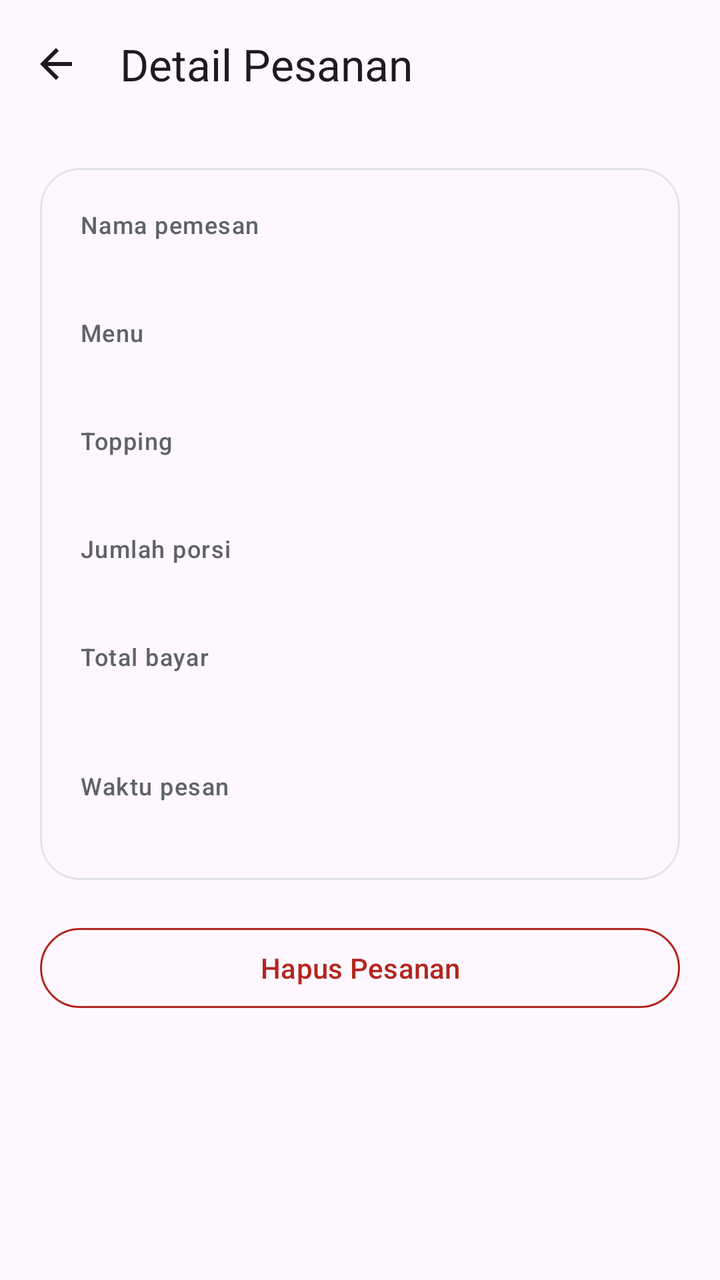
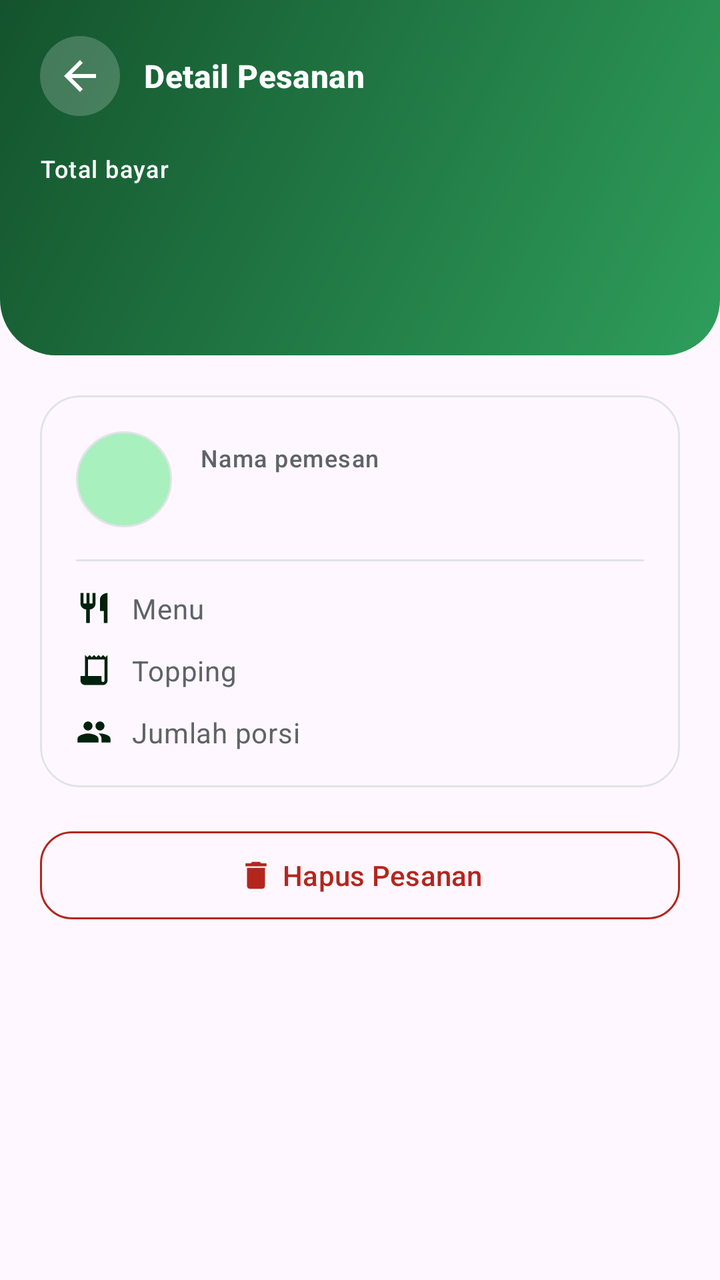

Compare the two renders of this Android layout. The source of the first and the diff that turns it into the second are given below.
<!-- AndroidManifest.xml: application theme Theme.CanteenOrder -->
<!-- res/layout/activity_order_detail.xml -->
<?xml version="1.0" encoding="utf-8"?>
<LinearLayout xmlns:android="http://schemas.android.com/apk/res/android"
    xmlns:app="http://schemas.android.com/apk/res-auto"
    android:id="@+id/root"
    android:layout_width="match_parent"
    android:layout_height="match_parent"
    android:background="?attr/colorSurface"
    android:orientation="vertical">

    <com.google.android.material.appbar.MaterialToolbar
        android:id="@+id/toolbar"
        android:layout_width="match_parent"
        android:layout_height="?attr/actionBarSize"
        app:navigationIcon="@drawable/ic_arrow_back"
        app:title="@string/title_order_detail"
        app:titleTextColor="?attr/colorOnSurface" />

    <androidx.core.widget.NestedScrollView
        android:layout_width="match_parent"
        android:layout_height="match_parent"
        android:fillViewport="true">

        <LinearLayout
            android:layout_width="match_parent"
            android:layout_height="wrap_content"
            android:orientation="vertical"
            android:padding="@dimen/screen_padding">

            <com.google.android.material.card.MaterialCardView
                android:layout_width="match_parent"
                android:layout_height="wrap_content"
                app:cardCornerRadius="@dimen/card_corner_radius"
                app:cardElevation="0dp"
                app:strokeColor="@color/card_stroke"
                app:strokeWidth="@dimen/card_stroke_width">

                <LinearLayout
                    android:layout_width="match_parent"
                    android:layout_height="wrap_content"
                    android:orientation="vertical"
                    android:padding="20dp">

                    <TextView
                        android:layout_width="wrap_content"
                        android:layout_height="wrap_content"
                        android:text="@string/detail_customer"
                        android:textAppearance="?attr/textAppearanceLabelMedium"
                        android:textColor="@color/muted_text" />

                    <TextView
                        android:id="@+id/detailCustomer"
                        android:layout_width="match_parent"
                        android:layout_height="wrap_content"
                        android:textAppearance="?attr/textAppearanceTitleMedium"
                        android:textColor="?attr/colorOnSurface" />

                    <TextView
                        android:layout_width="wrap_content"
                        android:layout_height="wrap_content"
                        android:layout_marginTop="16dp"
                        android:text="@string/detail_menu"
                        android:textAppearance="?attr/textAppearanceLabelMedium"
                        android:textColor="@color/muted_text" />

                    <TextView
                        android:id="@+id/detailMenu"
                        android:layout_width="match_parent"
                        android:layout_height="wrap_content"
                        android:textAppearance="?attr/textAppearanceTitleMedium"
                        android:textColor="?attr/colorOnSurface" />

                    <TextView
                        android:layout_width="wrap_content"
                        android:layout_height="wrap_content"
                        android:layout_marginTop="16dp"
                        android:text="@string/detail_toppings"
                        android:textAppearance="?attr/textAppearanceLabelMedium"
                        android:textColor="@color/muted_text" />

                    <TextView
                        android:id="@+id/detailToppings"
                        android:layout_width="match_parent"
                        android:layout_height="wrap_content"
                        android:textAppearance="?attr/textAppearanceTitleMedium"
                        android:textColor="?attr/colorOnSurface" />

                    <TextView
                        android:layout_width="wrap_content"
                        android:layout_height="wrap_content"
                        android:layout_marginTop="16dp"
                        android:text="@string/detail_portion"
                        android:textAppearance="?attr/textAppearanceLabelMedium"
                        android:textColor="@color/muted_text" />

                    <TextView
                        android:id="@+id/detailPortion"
                        android:layout_width="match_parent"
                        android:layout_height="wrap_content"
                        android:textAppearance="?attr/textAppearanceTitleMedium"
                        android:textColor="?attr/colorOnSurface" />

                    <TextView
                        android:layout_width="wrap_content"
                        android:layout_height="wrap_content"
                        android:layout_marginTop="16dp"
                        android:text="@string/detail_total"
                        android:textAppearance="?attr/textAppearanceLabelMedium"
                        android:textColor="@color/muted_text" />

                    <TextView
                        android:id="@+id/detailTotal"
                        android:layout_width="match_parent"
                        android:layout_height="wrap_content"
                        android:textAppearance="?attr/textAppearanceHeadlineSmall"
                        android:textColor="@color/price_accent"
                        android:textStyle="bold" />

                    <TextView
                        android:layout_width="wrap_content"
                        android:layout_height="wrap_content"
                        android:layout_marginTop="16dp"
                        android:text="@string/detail_time"
                        android:textAppearance="?attr/textAppearanceLabelMedium"
                        android:textColor="@color/muted_text" />

                    <TextView
                        android:id="@+id/detailTime"
                        android:layout_width="match_parent"
                        android:layout_height="wrap_content"
                        android:textAppearance="?attr/textAppearanceBodyMedium"
                        android:textColor="?attr/colorOnSurface" />
                </LinearLayout>
            </com.google.android.material.card.MaterialCardView>

            <com.google.android.material.button.MaterialButton
                android:id="@+id/buttonDelete"
                style="@style/Widget.Material3.Button.OutlinedButton"
                android:layout_width="match_parent"
                android:layout_height="wrap_content"
                android:layout_marginTop="20dp"
                android:text="@string/button_delete"
                android:textColor="?attr/colorError"
                app:strokeColor="?attr/colorError" />
        </LinearLayout>
    </androidx.core.widget.NestedScrollView>
</LinearLayout>
<!-- resources referenced by this layout -->
<resources>
  <color name="card_stroke">#E0E3E7</color>
  <color name="muted_text">#5F6368</color>
  <color name="price_accent">#8A4F00</color>
  <dimen name="card_corner_radius">20dp</dimen>
  <dimen name="card_stroke_width">1dp</dimen>
  <dimen name="screen_padding">20dp</dimen>
  <string name="button_delete">Hapus Pesanan</string>
  <string name="detail_menu">Menu</string>
  <string name="detail_portion">Jumlah porsi</string>
  <string name="detail_time">Waktu pesan</string>
  <string name="detail_toppings">Topping</string>
  <string name="detail_total">Total bayar</string>
  <color name="brand_primary">#1F6B3B</color>
  <color name="brand_on_primary">#FFFFFF</color>
  <!-- unchanged entries left out for length: 7 -->
</resources>

<!-- the commit's change to res/layout/activity_order_detail.xml (unified diff, before → after) -->
@@ -7,13 +7,75 @@
     android:background="?attr/colorSurface"
     android:orientation="vertical">
 
-    <com.google.android.material.appbar.MaterialToolbar
-        android:id="@+id/toolbar"
+    
+    <FrameLayout
         android:layout_width="match_parent"
-        android:layout_height="?attr/actionBarSize"
-        app:navigationIcon="@drawable/ic_arrow_back"
-        app:title="@string/title_order_detail"
-        app:titleTextColor="?attr/colorOnSurface" />
+        android:layout_height="wrap_content"
+        android:background="@drawable/bg_hero"
+        android:paddingStart="20dp"
+        android:paddingTop="18dp"
+        android:paddingEnd="20dp"
+        android:paddingBottom="22dp">
+
+        <LinearLayout
+            android:layout_width="match_parent"
+            android:layout_height="wrap_content"
+            android:orientation="vertical">
+
+            <LinearLayout
+                android:layout_width="match_parent"
+                android:layout_height="wrap_content"
+                android:gravity="center_vertical"
+                android:orientation="horizontal">
+
+                <ImageView
+                    android:id="@+id/buttonBack"
+                    android:layout_width="40dp"
+                    android:layout_height="40dp"
+                    android:background="@drawable/bg_pill_hero"
+                    android:clickable="true"
+                    android:contentDescription="@string/cd_open_order"
+                    android:focusable="true"
+                    android:padding="8dp"
+                    android:src="@drawable/ic_arrow_back"
+                    app:tint="@color/hero_on" />
+
+                <TextView
+                    android:layout_width="0dp"
+                    android:layout_height="wrap_content"
+                    android:layout_marginStart="12dp"
+                    android:layout_weight="1"
+                    android:text="@string/title_order_detail"
+                    android:textAppearance="?attr/textAppearanceTitleMedium"
+                    android:textColor="@color/hero_on"
+                    android:textStyle="bold" />
+            </LinearLayout>
+
+            <TextView
+                android:layout_width="wrap_content"
+                android:layout_height="wrap_content"
+                android:layout_marginTop="18dp"
+                android:text="@string/summary_total"
+                android:textAppearance="?attr/textAppearanceLabelMedium"
+                android:textColor="@color/hero_on" />
+
+            <TextView
+                android:id="@+id/detailTotal"
+                android:layout_width="wrap_content"
+                android:layout_height="wrap_content"
+                android:textAppearance="?attr/textAppearanceHeadlineLarge"
+                android:textColor="@color/hero_on"
+                android:textStyle="bold" />
+
+            <TextView
+                android:id="@+id/detailTime"
+                android:layout_width="wrap_content"
+                android:layout_height="wrap_content"
+                android:layout_marginTop="4dp"
+                android:textAppearance="?attr/textAppearanceBodySmall"
+                android:textColor="@color/hero_on" />
+        </LinearLayout>
+    </FrameLayout>
 
     <androidx.core.widget.NestedScrollView
         android:layout_width="match_parent"
@@ -38,97 +100,159 @@
                     android:layout_width="match_parent"
                     android:layout_height="wrap_content"
                     android:orientation="vertical"
-                    android:padding="20dp">
-
-                    <TextView
-                        android:layout_width="wrap_content"
-                        android:layout_height="wrap_content"
-                        android:text="@string/detail_customer"
-                        android:textAppearance="?attr/textAppearanceLabelMedium"
-                        android:textColor="@color/muted_text" />
-
-                    <TextView
-                        android:id="@+id/detailCustomer"
-                        android:layout_width="match_parent"
-                        android:layout_height="wrap_content"
-                        android:textAppearance="?attr/textAppearanceTitleMedium"
-                        android:textColor="?attr/colorOnSurface" />
-
-                    <TextView
-                        android:layout_width="wrap_content"
-                        android:layout_height="wrap_content"
+                    android:padding="18dp">
+
+                    <LinearLayout
+                        android:layout_width="match_parent"
+                        android:layout_height="wrap_content"
+                        android:gravity="center_vertical"
+                        android:orientation="horizontal">
+
+                        <FrameLayout
+                            android:layout_width="48dp"
+                            android:layout_height="48dp">
+
+                            <View
+                                android:layout_width="match_parent"
+                                android:layout_height="match_parent"
+                                android:background="@drawable/bg_circle_avatar" />
+
+                            <TextView
+                                android:id="@+id/detailInitials"
+                                android:layout_width="wrap_content"
+                                android:layout_height="wrap_content"
+                                android:layout_gravity="center"
+                                android:textAppearance="?attr/textAppearanceTitleMedium"
+                                android:textColor="@color/brand_on_primary_container"
+                                android:textStyle="bold" />
+                        </FrameLayout>
+
+                        <LinearLayout
+                            android:layout_width="0dp"
+                            android:layout_height="wrap_content"
+                            android:layout_marginStart="14dp"
+                            android:layout_weight="1"
+                            android:orientation="vertical">
+
+                            <TextView
+                                android:layout_width="wrap_content"
+                                android:layout_height="wrap_content"
+                                android:text="@string/detail_customer"
+                                android:textAppearance="?attr/textAppearanceLabelMedium"
+                                android:textColor="@color/muted_text" />
+
+                            <TextView
+                                android:id="@+id/detailCustomer"
+                                android:layout_width="match_parent"
+                                android:layout_height="wrap_content"
+                                android:textAppearance="?attr/textAppearanceTitleMedium"
+                                android:textColor="?attr/colorOnSurface"
+                                android:textStyle="bold" />
+                        </LinearLayout>
+                    </LinearLayout>
+
+                    <View
+                        android:layout_width="match_parent"
+                        android:layout_height="1dp"
                         android:layout_marginTop="16dp"
-                        android:text="@string/detail_menu"
-                        android:textAppearance="?attr/textAppearanceLabelMedium"
-                        android:textColor="@color/muted_text" />
-
-                    <TextView
-                        android:id="@+id/detailMenu"
-                        android:layout_width="match_parent"
-                        android:layout_height="wrap_content"
-                        android:textAppearance="?attr/textAppearanceTitleMedium"
-                        android:textColor="?attr/colorOnSurface" />
-
-                    <TextView
-                        android:layout_width="wrap_content"
-                        android:layout_height="wrap_content"
-                        android:layout_marginTop="16dp"
-                        android:text="@string/detail_toppings"
-                        android:textAppearance="?attr/textAppearanceLabelMedium"
-                        android:textColor="@color/muted_text" />
-
-                    <TextView
-                        android:id="@+id/detailToppings"
-                        android:layout_width="match_parent"
-                        android:layout_height="wrap_content"
-                        android:textAppearance="?attr/textAppearanceTitleMedium"
-                        android:textColor="?attr/colorOnSurface" />
-
-                    <TextView
-                        android:layout_width="wrap_content"
-                        android:layout_height="wrap_content"
-                        android:layout_marginTop="16dp"
-                        android:text="@string/detail_portion"
-                        android:textAppearance="?attr/textAppearanceLabelMedium"
-                        android:textColor="@color/muted_text" />
-
-                    <TextView
-                        android:id="@+id/detailPortion"
-                        android:layout_width="match_parent"
-                        android:layout_height="wrap_content"
-                        android:textAppearance="?attr/textAppearanceTitleMedium"
-                        android:textColor="?attr/colorOnSurface" />
-
-                    <TextView
-                        android:layout_width="wrap_content"
-                        android:layout_height="wrap_content"
-                        android:layout_marginTop="16dp"
-                        android:text="@string/detail_total"
-                        android:textAppearance="?attr/textAppearanceLabelMedium"
-                        android:textColor="@color/muted_text" />
-
-                    <TextView
-                        android:id="@+id/detailTotal"
-                        android:layout_width="match_parent"
-                        android:layout_height="wrap_content"
-                        android:textAppearance="?attr/textAppearanceHeadlineSmall"
-                        android:textColor="@color/price_accent"
-                        android:textStyle="bold" />
-
-                    <TextView
-                        android:layout_width="wrap_content"
-                        android:layout_height="wrap_content"
-                        android:layout_marginTop="16dp"
-                        android:text="@string/detail_time"
-                        android:textAppearance="?attr/textAppearanceLabelMedium"
-                        android:textColor="@color/muted_text" />
-
-                    <TextView
-                        android:id="@+id/detailTime"
-                        android:layout_width="match_parent"
-                        android:layout_height="wrap_content"
-                        android:textAppearance="?attr/textAppearanceBodyMedium"
-                        android:textColor="?attr/colorOnSurface" />
+                        android:background="@color/card_stroke" />
+
+                    <LinearLayout
+                        android:layout_width="match_parent"
+                        android:layout_height="wrap_content"
+                        android:layout_marginTop="14dp"
+                        android:gravity="center_vertical"
+                        android:orientation="horizontal">
+
+                        <ImageView
+                            android:layout_width="18dp"
+                            android:layout_height="18dp"
+                            android:contentDescription="@null"
+                            android:src="@drawable/ic_food"
+                            app:tint="?attr/colorOnPrimaryContainer" />
+
+                        <TextView
+                            android:layout_width="0dp"
+                            android:layout_height="wrap_content"
+                            android:layout_marginStart="10dp"
+                            android:layout_weight="1"
+                            android:text="@string/detail_menu"
+                            android:textAppearance="?attr/textAppearanceBodyMedium"
+                            android:textColor="@color/muted_text" />
+
+                        <TextView
+                            android:id="@+id/detailMenu"
+                            android:layout_width="wrap_content"
+                            android:layout_height="wrap_content"
+                            android:textAppearance="?attr/textAppearanceBodyMedium"
+                            android:textColor="?attr/colorOnSurface"
+                            android:textStyle="bold" />
+                    </LinearLayout>
+
+                    <LinearLayout
+                        android:layout_width="match_parent"
+                        android:layout_height="wrap_content"
+                        android:layout_marginTop="12dp"
+                        android:gravity="center_vertical"
+                        android:orientation="horizontal">
+
+                        <ImageView
+                            android:layout_width="18dp"
+                            android:layout_height="18dp"
+                            android:contentDescription="@null"
+                            android:src="@drawable/ic_receipt"
+                            app:tint="?attr/colorOnPrimaryContainer" />
+
+                        <TextView
+                            android:layout_width="0dp"
+                            android:layout_height="wrap_content"
+                            android:layout_marginStart="10dp"
+                            android:layout_weight="1"
+                            android:text="@string/detail_toppings"
+                            android:textAppearance="?attr/textAppearanceBodyMedium"
+                            android:textColor="@color/muted_text" />
+
+                        <TextView
+                            android:id="@+id/detailToppings"
+                            android:layout_width="wrap_content"
+                            android:layout_height="wrap_content"
+                            android:gravity="end"
+                            android:maxWidth="200dp"
+                            android:textAppearance="?attr/textAppearanceBodyMedium"
+                            android:textColor="?attr/colorOnSurface" />
+                    </LinearLayout>
+
+                    <LinearLayout
+                        android:layout_width="match_parent"
+                        android:layout_height="wrap_content"
+                        android:layout_marginTop="12dp"
+                        android:gravity="center_vertical"
+                        android:orientation="horizontal">
+
+                        <ImageView
+                            android:layout_width="18dp"
+                            android:layout_height="18dp"
+                            android:contentDescription="@null"
+                            android:src="@drawable/ic_people"
+                            app:tint="?attr/colorOnPrimaryContainer" />
+
+                        <TextView
+                            android:layout_width="0dp"
+                            android:layout_height="wrap_content"
+                            android:layout_marginStart="10dp"
+                            android:layout_weight="1"
+                            android:text="@string/detail_portion"
+                            android:textAppearance="?attr/textAppearanceBodyMedium"
+                            android:textColor="@color/muted_text" />
+
+                        <TextView
+                            android:id="@+id/detailPortion"
+                            android:layout_width="wrap_content"
+                            android:layout_height="wrap_content"
+                            android:textAppearance="?attr/textAppearanceBodyMedium"
+                            android:textColor="?attr/colorOnSurface"
+                            android:textStyle="bold" />
+                    </LinearLayout>
                 </LinearLayout>
             </com.google.android.material.card.MaterialCardView>
 
@@ -136,10 +260,15 @@
                 android:id="@+id/buttonDelete"
                 style="@style/Widget.Material3.Button.OutlinedButton"
                 android:layout_width="match_parent"
-                android:layout_height="wrap_content"
-                android:layout_marginTop="20dp"
+                android:layout_height="52dp"
+                android:layout_marginTop="18dp"
                 android:text="@string/button_delete"
+                android:textAllCaps="false"
                 android:textColor="?attr/colorError"
+                app:cornerRadius="16dp"
+                app:icon="@drawable/ic_delete"
+                app:iconGravity="textStart"
+                app:iconTint="?attr/colorError"
                 app:strokeColor="?attr/colorError" />
         </LinearLayout>
     </androidx.core.widget.NestedScrollView>
<!-- resource entries referenced after the edit -->
@@ -1,17 +1,92 @@
 <!-- resources referenced by this layout -->
 <resources>
   <color name="card_stroke">#E0E3E7</color>
+  <color name="hero_on">#FFFFFF</color>
   <color name="muted_text">#5F6368</color>
-  <color name="price_accent">#8A4F00</color>
   <dimen name="card_corner_radius">20dp</dimen>
   <dimen name="card_stroke_width">1dp</dimen>
   <dimen name="screen_padding">20dp</dimen>
+  <!-- drawable bg_circle_avatar (drawable) -->
+  <?xml version="1.0" encoding="utf-8"?>
+  <shape xmlns:android="http://schemas.android.com/apk/res/android"
+      android:shape="oval">
+      <solid android:color="@color/brand_primary_container" />
+      <stroke
+          android:width="1dp"
+          android:color="@color/card_stroke" />
+  </shape>
+  <!-- drawable bg_hero (drawable) -->
+  <?xml version="1.0" encoding="utf-8"?>
+  <shape xmlns:android="http://schemas.android.com/apk/res/android"
+      android:shape="rectangle">
+      <corners
+          android:bottomLeftRadius="28dp"
+          android:bottomRightRadius="28dp" />
+      <gradient
+          android:angle="315"
+          android:endColor="@color/hero_end"
+          android:startColor="@color/hero_start"
+          android:type="linear" />
+  </shape>
+  <!-- drawable bg_pill_hero (drawable) -->
+  <?xml version="1.0" encoding="utf-8"?>
+  <shape xmlns:android="http://schemas.android.com/apk/res/android"
+      android:shape="rectangle">
+      <corners android:radius="999dp" />
+      <solid android:color="#33FFFFFF" />
+  </shape>
+  <!-- drawable ic_delete (drawable) -->
+  <vector xmlns:android="http://schemas.android.com/apk/res/android"
+      android:width="24dp"
+      android:height="24dp"
+      android:viewportWidth="24"
+      android:viewportHeight="24"
+      android:tint="?attr/colorError">
+      <path
+          android:fillColor="@android:color/white"
+          android:pathData="M6,19c0,1.1 0.9,2 2,2h8c1.1,0 2,-0.9 2,-2V7H6v12zM19,4h-3.5l-1,-1h-5l-1,1H5v2h14V4z" />
+  </vector>
+  <!-- drawable ic_food (drawable) -->
+  <vector xmlns:android="http://schemas.android.com/apk/res/android"
+      android:width="24dp"
+      android:height="24dp"
+      android:viewportWidth="24"
+      android:viewportHeight="24"
+      android:tint="?attr/colorOnPrimaryContainer">
+      <path
+          android:fillColor="@android:color/white"
+          android:pathData="M11,9H9V2H7v7H5V2H3v7c0,2.12 1.66,3.84 3.75,3.97V22h2.5v-9.03C11.34,12.84 13,11.12 13,9V2h-2v7zm5,-3v8h2.5v8H21V2c-2.76,0 -5,2.24 -5,4z" />
+  </vector>
+  <!-- drawable ic_people (drawable) -->
+  <vector xmlns:android="http://schemas.android.com/apk/res/android"
+      android:width="24dp"
+      android:height="24dp"
+      android:viewportWidth="24"
+      android:viewportHeight="24"
+      android:tint="?attr/colorOnPrimaryContainer">
+      <path
+          android:fillColor="@android:color/white"
+          android:pathData="M16,11c1.66,0 2.99,-1.34 2.99,-3S17.66,5 16,5c-1.66,0 -3,1.34 -3,3s1.34,3 3,3zM8,11c1.66,0 2.99,-1.34 2.99,-3S9.66,5 8,5C6.34,5 5,6.34 5,8s1.34,3 3,3zM8,13c-2.33,0 -7,1.17 -7,3.5V19h14v-2.5C15,14.17 10.33,13 8,13zM16,13c-0.29,0 -0.62,0.02 -0.97,0.05 1.16,0.84 1.97,1.97 1.97,3.45V19h6v-2.5C23,14.17 18.33,13 16,13z" />
+  </vector>
+  <!-- drawable ic_receipt (drawable) -->
+  <vector xmlns:android="http://schemas.android.com/apk/res/android"
+      android:width="24dp"
+      android:height="24dp"
+      android:viewportWidth="24"
+      android:viewportHeight="24"
+      android:tint="?attr/colorOnPrimaryContainer">
+      <path
+          android:fillColor="@android:color/white"
+          android:pathData="M19.5,3.5L18,2l-1.5,1.5L15,2l-1.5,1.5L12,2l-1.5,1.5L9,2L7.5,3.5L6,2v14H3v3c0,1.66 1.34,3 3,3h12c1.66,0 3,-1.34 3,-3V2l-1.5,1.5zM19,19c0,0.55 -0.45,1 -1,1s-1,-0.45 -1,-1v-3H8V5h11v14z" />
+  </vector>
   <string name="button_delete">Hapus Pesanan</string>
+  <string name="cd_open_order">Buka detail pesanan</string>
   <string name="detail_menu">Menu</string>
   <string name="detail_portion">Jumlah porsi</string>
-  <string name="detail_time">Waktu pesan</string>
   <string name="detail_toppings">Topping</string>
-  <string name="detail_total">Total bayar</string>
+  <string name="summary_total">Total bayar</string>
+  <color name="hero_end">#2E9E5B</color>
+  <color name="hero_start">#14532D</color>
   <color name="brand_primary">#1F6B3B</color>
   <color name="brand_on_primary">#FFFFFF</color>
   <!-- unchanged entries left out for length: 7 -->
